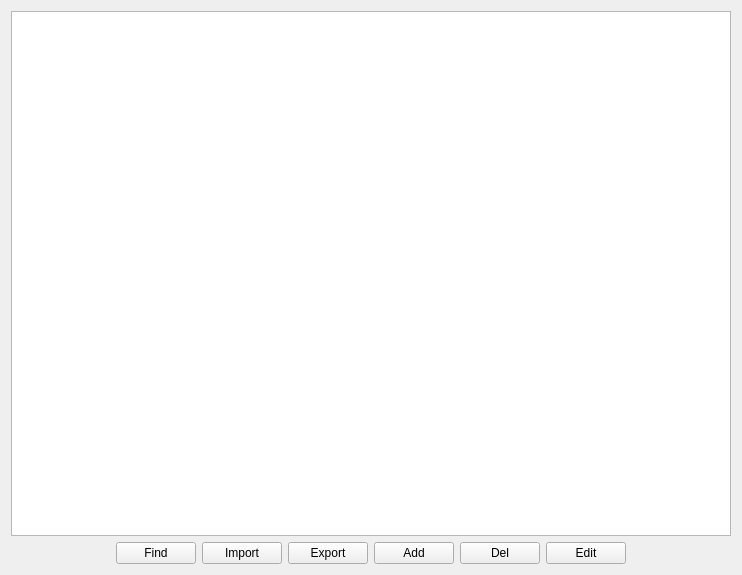
First picture: the form in databaseform.ui, repository 519984307/LaneManagement, before the edit.
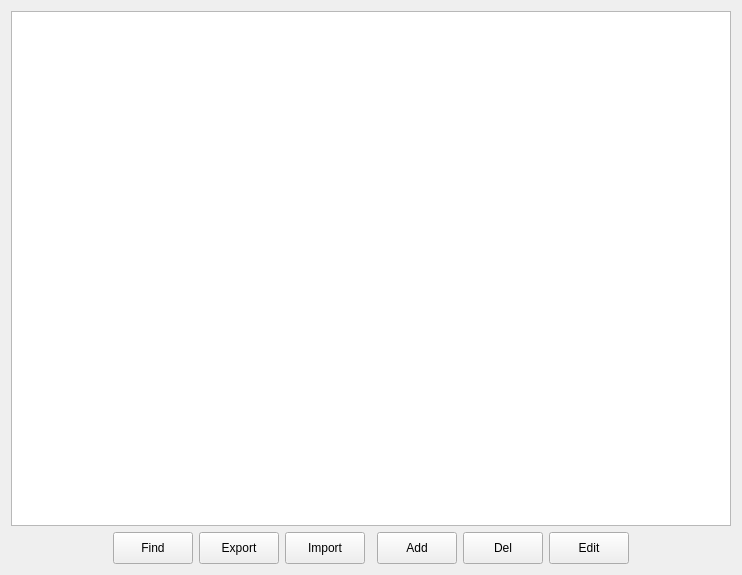
Second picture: the form after the edit.

Diff of the .ui file:
```diff
--- a/databaseform.ui
+++ b/databaseform.ui
@@ -14,8 +14,49 @@
    <string>Form</string>
   </property>
   <layout class="QGridLayout" name="gridLayout">
-   <item row="0" column="0" colspan="8">
-    <widget class="QTableView" name="tableView"/>
+   <item row="1" column="3">
+    <widget class="QPushButton" name="pushButton_2">
+     <property name="minimumSize">
+      <size>
+       <width>0</width>
+       <height>32</height>
+      </size>
+     </property>
+     <property name="autoFillBackground">
+      <bool>true</bool>
+     </property>
+     <property name="text">
+      <string>Import</string>
+     </property>
+    </widget>
+   </item>
+   <item row="0" column="0" colspan="9">
+    <widget class="QTableView" name="tableView">
+     <property name="autoFillBackground">
+      <bool>true</bool>
+     </property>
+     <property name="editTriggers">
+      <set>QAbstractItemView::NoEditTriggers</set>
+     </property>
+     <property name="alternatingRowColors">
+      <bool>false</bool>
+     </property>
+     <property name="selectionBehavior">
+      <enum>QAbstractItemView::SelectRows</enum>
+     </property>
+     <property name="gridStyle">
+      <enum>Qt::SolidLine</enum>
+     </property>
+     <attribute name="horizontalHeaderDefaultSectionSize">
+      <number>200</number>
+     </attribute>
+     <attribute name="horizontalHeaderStretchLastSection">
+      <bool>true</bool>
+     </attribute>
+     <attribute name="verticalHeaderStretchLastSection">
+      <bool>false</bool>
+     </attribute>
+    </widget>
    </item>
    <item row="1" column="0">
     <spacer name="horizontalSpacer">
@@ -32,47 +73,53 @@
    </item>
    <item row="1" column="1">
     <widget class="QPushButton" name="pushButton">
+     <property name="minimumSize">
+      <size>
+       <width>0</width>
+       <height>32</height>
+      </size>
+     </property>
+     <property name="autoFillBackground">
+      <bool>true</bool>
+     </property>
      <property name="text">
       <string>Find</string>
      </property>
     </widget>
    </item>
-   <item row="1" column="2">
-    <widget class="QPushButton" name="pushButton_2">
-     <property name="text">
-      <string>Import</string>
-     </property>
-    </widget>
-   </item>
-   <item row="1" column="3">
-    <widget class="QPushButton" name="pushButton_3">
-     <property name="text">
-      <string>Export</string>
-     </property>
-    </widget>
-   </item>
-   <item row="1" column="4">
-    <widget class="QPushButton" name="pushButton_4">
-     <property name="text">
-      <string>Add</string>
-     </property>
-    </widget>
-   </item>
-   <item row="1" column="5">
+   <item row="1" column="6">
     <widget class="QPushButton" name="pushButton_5">
+     <property name="minimumSize">
+      <size>
+       <width>0</width>
+       <height>32</height>
+      </size>
+     </property>
+     <property name="autoFillBackground">
+      <bool>true</bool>
+     </property>
      <property name="text">
       <string>Del</string>
      </property>
     </widget>
    </item>
-   <item row="1" column="6">
+   <item row="1" column="7">
     <widget class="QPushButton" name="pushButton_6">
+     <property name="minimumSize">
+      <size>
+       <width>0</width>
+       <height>32</height>
+      </size>
+     </property>
+     <property name="autoFillBackground">
+      <bool>true</bool>
+     </property>
      <property name="text">
       <string>Edit</string>
      </property>
     </widget>
    </item>
-   <item row="1" column="7">
+   <item row="1" column="8">
     <spacer name="horizontalSpacer_2">
      <property name="orientation">
       <enum>Qt::Horizontal</enum>
@@ -85,6 +132,38 @@
      </property>
     </spacer>
    </item>
+   <item row="1" column="5">
+    <widget class="QPushButton" name="pushButton_4">
+     <property name="minimumSize">
+      <size>
+       <width>0</width>
+       <height>32</height>
+      </size>
+     </property>
+     <property name="autoFillBackground">
+      <bool>true</bool>
+     </property>
+     <property name="text">
+      <string>Add</string>
+     </property>
+    </widget>
+   </item>
+   <item row="1" column="2">
+    <widget class="QPushButton" name="pushButton_3">
+     <property name="minimumSize">
+      <size>
+       <width>0</width>
+       <height>32</height>
+      </size>
+     </property>
+     <property name="autoFillBackground">
+      <bool>true</bool>
+     </property>
+     <property name="text">
+      <string>Export</string>
+     </property>
+    </widget>
+   </item>
   </layout>
  </widget>
  <resources/>
```
